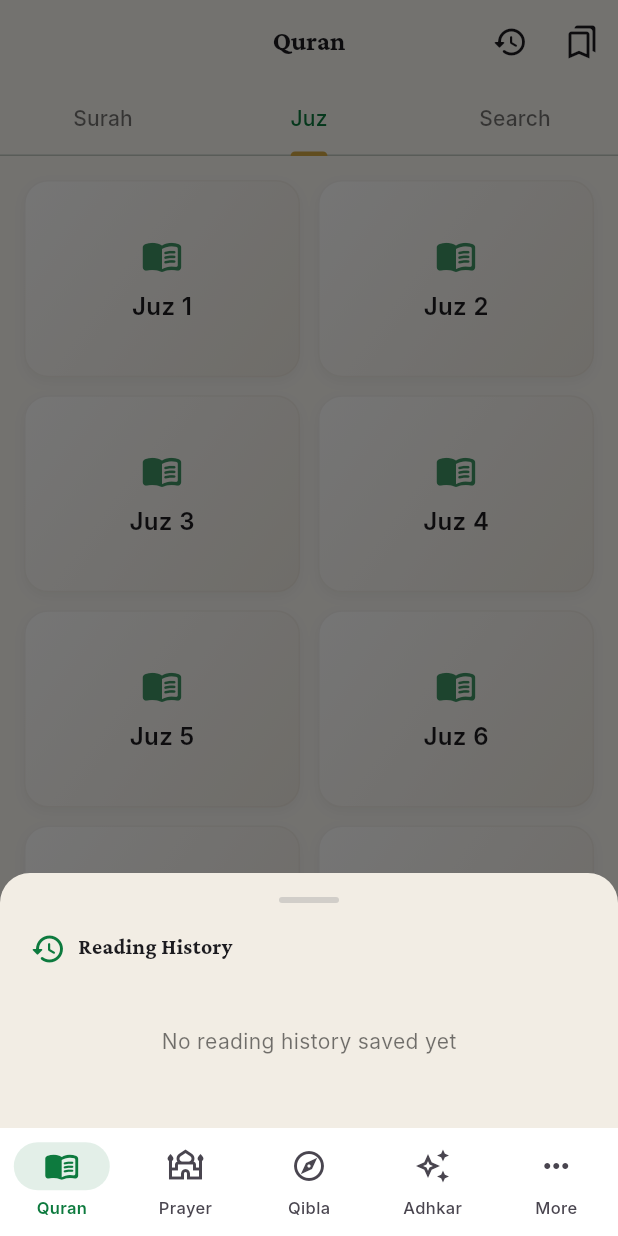
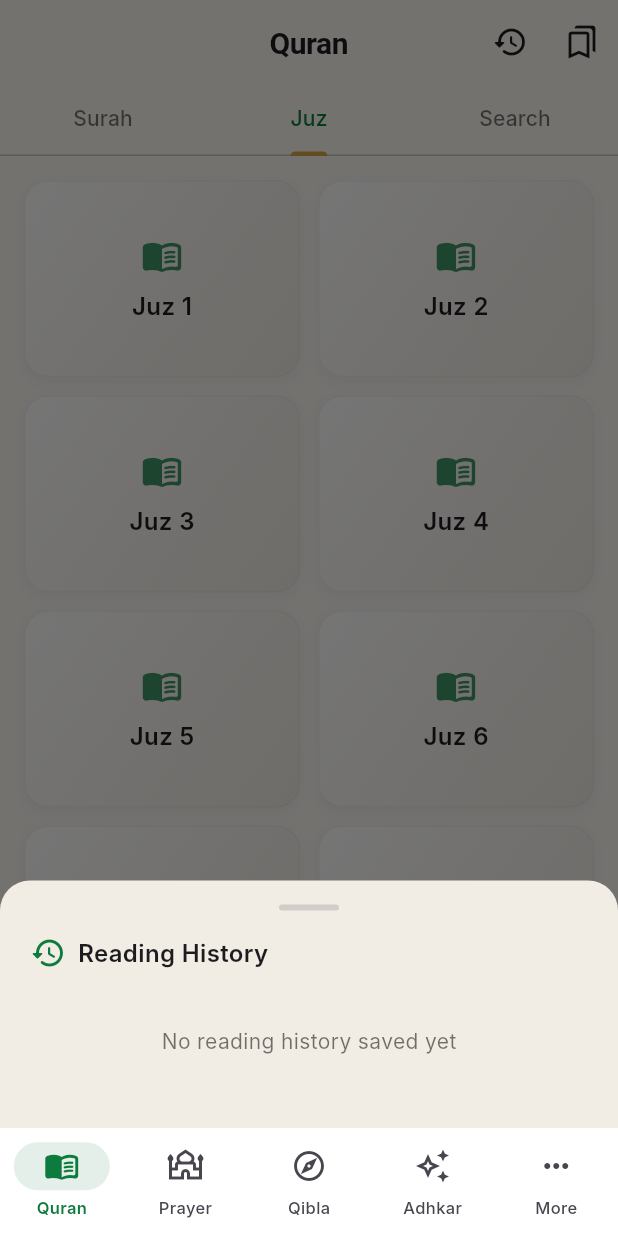
Before and after one commit to Ibrahim-Nidam/Ahl_AL-jannah, a Flutter app: the screen it shows after launch, tab 2 chosen, after a tap on the "history" icon, on a phone screen of 412 x 824 dp. Run offline on Flutter 3.47's test engine with Material 3 defaults, Android fonts, the phone set to English and light mode, and no system bars; our stand-ins replace audioplayers, drift, flutter_bloc, flutter_compass, flutter_local_notifications, flutter_screenutil and 11 more; missing offline and left inert: android_intent_plus, sqlite3, workmanager; accounts and stored records are empty; generated files the repository leaves out were written again; network calls fail; Roboto replaces fonts that are missing (Inter); statements that could not run were skipped.

Commit message:
v1.1.16+18: Fix UI font rendering, Uthmanic font in bookmarks preview, and clean locale surah name formatting

```diff
--- a/lib/core/theme/app_text_styles.dart
+++ b/lib/core/theme/app_text_styles.dart
@@ -67,16 +67,14 @@ abstract final class AppTextStyles {
   /// Bold Arabic text for surah names and headings.
   static TextStyle arabicHeading({
     double fontSize = 24,
-    String fontFamily = 'Lateef',
+    String? fontFamily,
     List<String> fontFamilyFallback = _defaultArabicFallback,
   }) => TextStyle(
     fontFamily: fontFamily,
     fontFamilyFallback: fontFamilyFallback,
     fontSize: fontSize,
-    height: 1.6,
+    height: 1.5,
     fontWeight: FontWeight.w700,
-    locale: const Locale('ar'),
-    fontFeatures: _arabicFontFeatures,
   );
 
   // ── Latin / Translation Styles ──
--- a/lib/features/quran/presentation/pages/quran_page.dart
+++ b/lib/features/quran/presentation/pages/quran_page.dart
@@ -209,7 +209,7 @@ class _QuranPageState extends State<QuranPage>
                     const SizedBox(width: 8),
                     Text(
                       l10n.quranReadingHistoryTitle,
-                      style: AppTextStyles.arabicHeading(fontSize: 18).copyWith(
+                      style: AppTextStyles.headingSmall.copyWith(
                         color: isDark
                             ? AppColors.onSurfaceDark
                             : AppColors.onSurfaceLight,
@@ -244,9 +244,14 @@ class _QuranPageState extends State<QuranPage>
                       ),
                       itemBuilder: (context, index) {
                         final item = historyItems[index];
-                        final nameDisplay = item.surahNameAr.isNotEmpty
-                            ? '${item.surahNameAr} • ${item.surahNameEn}'
-                            : item.surahNameEn;
+                        final isArabic = l10n.localeName == 'ar';
+                        final nameDisplay = isArabic
+                            ? (item.surahNameAr.isNotEmpty
+                                ? 'سورة ${item.surahNameAr}'
+                                : item.surahNameEn)
+                            : (item.surahNameAr.isNotEmpty
+                                ? '${item.surahNameEn} (${item.surahNameAr})'
+                                : item.surahNameEn);
                         return ListTile(
                           contentPadding: const EdgeInsets.symmetric(
                             horizontal: 4,
@@ -311,7 +316,7 @@ class _QuranPageState extends State<QuranPage>
         child: Scaffold(
           appBar: AppBar(
             title: Text(l10n.navQuran),
-            titleTextStyle: AppTextStyles.arabicHeading(fontSize: 22).copyWith(
+            titleTextStyle: AppTextStyles.headingMedium.copyWith(
               color: isDark
                   ? AppColors.onSurfaceDark
                   : AppColors.onSurfaceLight,
@@ -441,9 +446,12 @@ class _QuranPageState extends State<QuranPage>
           );
           if (match.isNotEmpty) nameAr = match.first.nameAr;
         }
-        final displayName = nameAr.isNotEmpty
-            ? '${position.surahName} • $nameAr'
-            : position.surahName;
+        final isArabic = l10n.localeName == 'ar';
+        final displayName = isArabic
+            ? (nameAr.isNotEmpty ? 'سورة $nameAr' : position.surahName)
+            : (nameAr.isNotEmpty
+                ? '${position.surahName} ($nameAr)'
+                : position.surahName);
 
         return Padding(
           padding: const EdgeInsets.fromLTRB(12, 12, 12, 0),
--- a/pubspec.yaml
+++ b/pubspec.yaml
@@ -1,7 +1,7 @@
 name: ahl_jannah
 description: "Ahl Jannah — A comprehensive offline Islamic companion app"
 publish_to: 'none'
-version: 1.1.15+17
+version: 1.1.16+18
 
 environment:
   sdk: ^3.11.5
```
Also changed, not shown: lib/features/quran/presentation/pages/quran_bookmarks_page.dart (+33 -16 lines).
